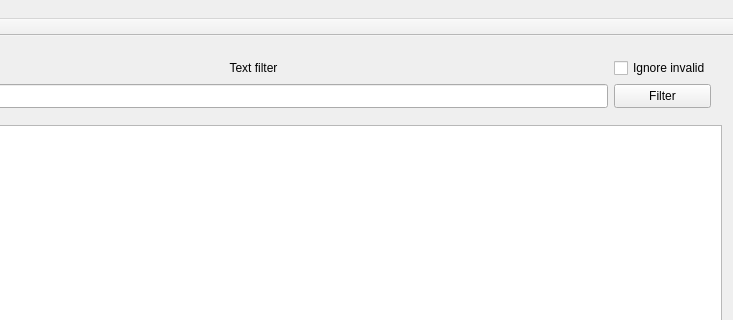
Qt form mainwindow.ui (jeyboy/sniffer) before a commit; both pictures show x 123 to 856 and y 0 to 320 of the 856 by 596 pixel window.
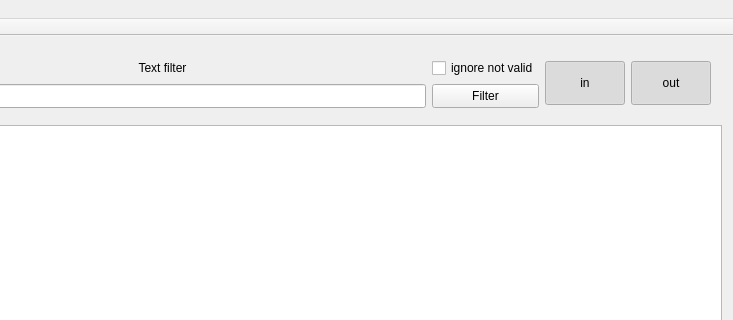
The same form after that commit.

```diff
--- a/mainwindow.ui
+++ b/mainwindow.ui
@@ -65,7 +65,7 @@
          <item>
           <widget class="QCheckBox" name="cut_opt">
            <property name="text">
-            <string>Ignore invalid</string>
+            <string>ignore not valid</string>
            </property>
           </widget>
          </item>
@@ -84,6 +84,44 @@
          </item>
         </layout>
        </item>
+       <item>
+        <widget class="QPushButton" name="incomeBtn">
+         <property name="minimumSize">
+          <size>
+           <width>0</width>
+           <height>44</height>
+          </size>
+         </property>
+         <property name="text">
+          <string>in</string>
+         </property>
+         <property name="checkable">
+          <bool>true</bool>
+         </property>
+         <property name="checked">
+          <bool>true</bool>
+         </property>
+        </widget>
+       </item>
+       <item>
+        <widget class="QPushButton" name="outcomeBtn">
+         <property name="minimumSize">
+          <size>
+           <width>0</width>
+           <height>44</height>
+          </size>
+         </property>
+         <property name="text">
+          <string>out</string>
+         </property>
+         <property name="checkable">
+          <bool>true</bool>
+         </property>
+         <property name="checked">
+          <bool>true</bool>
+         </property>
+        </widget>
+       </item>
       </layout>
       <zorder>table</zorder>
      </widget>
```
Left out of the diff: 1 changed line with no effect on the pictures.
